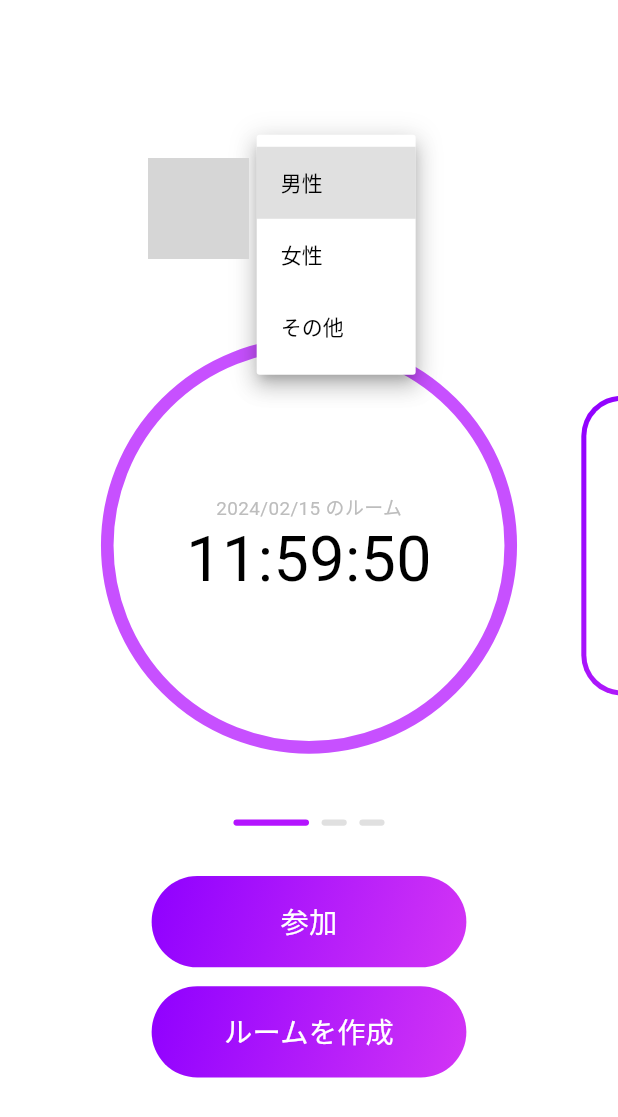
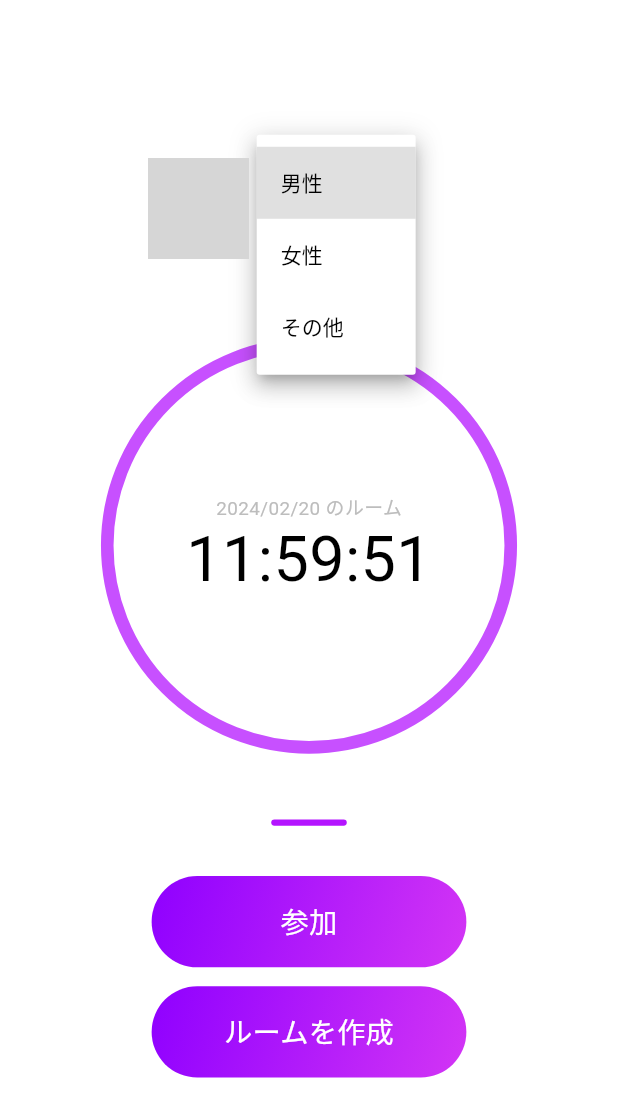
Before and after one commit to sakusaku3939/twelve_hours, a Flutter app: the screen it shows after launch, after a tap on "男性", on a phone screen of 412 x 824 dp. Shown: the top 1117 px of the screen. Run offline on Flutter 3.47's test engine with Material 3 defaults, Android fonts, the phone set to English and light mode, and no system bars; drawn by our look-alikes of expandable_page_view, smooth_page_indicator; our stand-ins replace custom_sliding_segmented_control, firebase_core, flutter_hooks, flutter_riverpod, freezed_annotation, hooks_riverpod and 1 more; accounts and stored records are empty; network calls fail; grey boxes are pictures that could not be loaded.

Commit message:
データベースから動的にルーム情報を取得する処理追加

```diff
--- /dev/null
+++ b/lib/model/database_table.dart
@@ -0,0 +1,42 @@
+abstract class DatabaseTable {
+  DatabaseTable(this.tableName, {required this.id});
+
+  final String tableName;
+  final int id;
+
+  Map<String, dynamic> toMap();
+}
+
+class RoomTable extends DatabaseTable {
+  RoomTable({
+    required id,
+    required this.likeIds,
+    required this.matchedUsers,
+    required this.likedCount,
+    required this.date,
+  }) : super(name, id: id);
+
+  final String likeIds;
+  final String? matchedUsers;
+  final int? likedCount;
+  final DateTime date;
+
+  static const String name = "room_table";
+
+  factory RoomTable.fromMap(Map<String, dynamic> map) => RoomTable(
+    id: map["id"],
+    likeIds: map["likeIds"],
+    matchedUsers: map["matchedUsers"],
+    likedCount: map["likedCount"],
+    date: DateTime.parse(map["date"]).toLocal(),
+  );
+
+  @override
+  Map<String, dynamic> toMap() => {
+    "id": id,
+    "likeIds": likeIds,
+    "matchedUsers": matchedUsers,
+    "likedCount": likedCount,
+    "date": date.toUtc().toIso8601String(),
+  };
+}
--- /dev/null
+++ b/lib/model/sqlite_helper.dart
@@ -0,0 +1,66 @@
+import 'package:sqflite/sqflite.dart';
+import 'package:path/path.dart';
+import 'package:twelve_hours/model/database_table.dart';
+
+class SqliteHelper {
+  static SqliteHelper? _instance;
+  static Database? _database;
+
+  SqliteHelper._();
+
+  factory SqliteHelper() {
+    _instance ??= SqliteHelper._();
+    return _instance!;
+  }
+
+  Future<Database> get database async {
+    if (_database != null) return _database!;
+    _database = await _initDatabase();
+    return _database!;
+  }
+
+  Future<Database> _initDatabase() async {
+    final databasesPath = await getDatabasesPath();
+    final path = join(databasesPath, "Database.db");
+
+    // テスト用
+    // await deleteDatabase(path);
+
+    final database = await openDatabase(
+      path,
+      version: 1,
+      onCreate: (Database db, int version) async {
+        await db.execute('''
+          CREATE TABLE ${RoomTable.name} (
+            id INTEGER PRIMARY KEY,
+            likeIds TEXT NOT NULL,
+            matchedUsers TEXT,
+            likedCount INTEGER,
+            date TEXT NOT NULL
+          )
+          ''');
+        await db.insert(
+          RoomTable.name,
+          RoomTable(
+            id: 0,
+            likeIds: "0,2",
+            matchedUsers: null,
+            likedCount: null,
+            date: DateTime.now(),
+          ).toMap(),
+        );
+      },
+    );
+    return database;
+  }
+
+  Future<int> insert(DatabaseTable table) async {
+    Database db = await _instance!.database;
+    return await db.insert(table.tableName, table.toMap());
+  }
+
+  Future<List<Map<String, dynamic>>> queryAll(String tableName) async {
+    Database db = await _instance!.database;
+    return await db.query(tableName);
+  }
+}
--- a/lib/view/component/progress_timer.dart
+++ b/lib/view/component/progress_timer.dart
@@ -1,10 +1,17 @@
 import 'package:flutter/material.dart';
+import 'package:twelve_hours/model/database_table.dart';
 import 'dart:math' as math;
+import 'package:intl/intl.dart';
 
 import '../../constant/color_palette.dart';
 
 class ProgressTimer extends StatefulWidget {
-  const ProgressTimer({super.key});
+  const ProgressTimer({
+    super.key,
+    required this.room,
+  });
+
+  final RoomTable room;
 
   @override
   ProgressTimerState createState() => ProgressTimerState();
@@ -13,7 +20,7 @@ class ProgressTimer extends StatefulWidget {
 class ProgressTimerState extends State<ProgressTimer>
     with TickerProviderStateMixin {
   late AnimationController controller;
-  DateTime twelveHours = DateTime.now().add(const Duration(hours: 12));
+  final twelveHours = DateTime.now().add(const Duration(hours: 12));
 
   String get timerText {
     Duration duration = controller.duration! * controller.value;
@@ -26,7 +33,7 @@ class ProgressTimerState extends State<ProgressTimer>
   @override
   void initState() {
     super.initState();
-    Duration remainingTime = twelveHours.difference(DateTime.now());
+    Duration remainingTime = twelveHours.difference(widget.room.date);
     if (remainingTime.inSeconds > 0) {
       controller = AnimationController(
         vsync: this,
@@ -75,9 +82,9 @@ class ProgressTimerState extends State<ProgressTimer>
               child: Column(
                 mainAxisSize: MainAxisSize.min,
                 children: [
-                  const Text(
-                    "2024/02/15 のルーム",
-                    style: TextStyle(
+                  Text(
+                    "${DateFormat('yyyy/MM/dd').format(widget.room.date)} のルーム",
+                    style: const TextStyle(
                       fontSize: 12,
                       height: 1.3,
                       color: ColorPalette.lightGray,
--- a/lib/view/home.dart
+++ b/lib/view/home.dart
@@ -10,6 +10,7 @@ import 'package:twelve_hours/constant/main_area.dart';
 import 'package:twelve_hours/view/component/result_card.dart';
 import 'package:twelve_hours/view/id_input_view.dart';
 import 'package:twelve_hours/view/member_voting_view.dart';
+import 'package:twelve_hours/viewmodel/room_card/room_card_viewmodel.dart';
 
 import 'component/gradient_button.dart';
 import 'component/progress_timer.dart';
@@ -38,7 +39,7 @@ class Home extends HookConsumerWidget {
                       mainAxisSize: MainAxisSize.min,
                       children: [
                         _profile(),
-                        _carousel(),
+                        _carousel(ref),
                         GradientButton(
                           "参加",
                           onPressed: () => Navigator.push(
@@ -110,20 +111,22 @@ class Home extends HookConsumerWidget {
     );
   }
 
-  Widget _carousel() {
+  Widget _carousel(WidgetRef ref) {
     final carouselController = PageController(viewportFraction: 0.7);
+    final rooms = ref.watch(roomCardProvider).rooms;
     return Padding(
       padding: const EdgeInsets.symmetric(vertical: 32),
       child: Column(
         mainAxisSize: MainAxisSize.min,
         children: [
-          ExpandablePageView.builder(
+          ref.watch(roomCardProvider).rooms.isNotEmpty
+              ? ExpandablePageView.builder(
                   controller: carouselController,
                   clipBehavior: Clip.none,
-            itemCount: 3,
+                  itemCount: rooms.length,
                   itemBuilder: (_, index) {
                     if (!carouselController.position.haveDimensions) {
-                return const SizedBox();
+                      return const SizedBox(height: 300);
                     }
                     return Stack(
                       alignment: Alignment.center,
@@ -134,21 +137,23 @@ class Home extends HookConsumerWidget {
                           builder: (_, __) => Transform.scale(
                             scale: max(
                               0.8,
-                        (1 - (carouselController.page! - index).abs() / 2),
+                              (1 -
+                                  (carouselController.page! - index).abs() / 2),
                             ),
                             child: index == 0
-                          ? const ProgressTimer()
+                                ? ProgressTimer(room: rooms[index])
                                 : const ResultCard(),
                           ),
                         ),
                       ],
                     );
                   },
-          ),
+                )
+              : const SizedBox(height: 300),
           const SizedBox(height: 24),
           SmoothPageIndicator(
             controller: carouselController,
-            count: 3,
+            count: rooms.length,
             effect: const ExpandingDotsEffect(
               dotColor: ColorPalette.whiteGray,
               activeDotColor: ColorPalette.darkPink,
--- a/lib/viewmodel/progress_timer/progress_timer_state/progress_timer_state.dart
+++ /dev/null
@@ -1,11 +0,0 @@
-import 'package:flutter/animation.dart';
-import 'package:freezed_annotation/freezed_annotation.dart';
-
-part 'progress_timer_state.freezed.dart';
-
-@freezed
-class ProgressTimerState with _$ProgressTimerState {
-  const factory ProgressTimerState({
-    required AnimationController? controller,
-  }) = _ProgressTimerState;
-}
--- a/lib/viewmodel/progress_timer/progress_timer_viewmodel.dart
+++ /dev/null
@@ -1,22 +0,0 @@
-import 'package:flutter_riverpod/flutter_riverpod.dart';
-
-import 'progress_timer_state/progress_timer_state.dart';
-
-final progressTimerProvider = StateNotifierProvider.autoDispose<
-    ProgressTimerViewModel, ProgressTimerState>(
-  (ref) => ProgressTimerViewModel(ref),
-);
-
-class ProgressTimerViewModel extends StateNotifier<ProgressTimerState> {
-  final Ref ref;
-  final recordedTime = DateTime.now().subtract(const Duration(hours: 1));
-
-  ProgressTimerViewModel(this.ref)
-      : super(const ProgressTimerState(
-          controller: null,
-        )) {
-    init();
-  }
-
-  void init() {}
-}
--- /dev/null
+++ b/lib/viewmodel/room_card/room_card_state/room_card_state.dart
@@ -0,0 +1,11 @@
+import 'package:freezed_annotation/freezed_annotation.dart';
+import 'package:twelve_hours/model/database_table.dart';
+
+part 'room_card_state.freezed.dart';
+
+@freezed
+class RoomCardState with _$RoomCardState {
+  const factory RoomCardState({
+    required List<RoomTable> rooms,
+  }) = _RoomCardState;
+}
--- /dev/null
+++ b/lib/viewmodel/room_card/room_card_viewmodel.dart
@@ -0,0 +1,28 @@
+import 'package:flutter_riverpod/flutter_riverpod.dart';
+import 'package:twelve_hours/model/database_table.dart';
+
+import '../../model/sqlite_helper.dart';
+import 'room_card_state/room_card_state.dart';
+
+final roomCardProvider =
+    StateNotifierProvider.autoDispose<RoomCardViewModel, RoomCardState>(
+  (ref) => RoomCardViewModel(ref),
+);
+
+class RoomCardViewModel extends StateNotifier<RoomCardState> {
+  final Ref ref;
+  final _sqlite = SqliteHelper();
+
+  RoomCardViewModel(this.ref)
+      : super(const RoomCardState(
+          rooms: [],
+        )) {
+    init();
+  }
+
+  Future<void> init() async {
+    final res = await _sqlite.queryAll(RoomTable.name);
+    final roomList = res.map((row) => RoomTable.fromMap(row)).toList();
+    state = state.copyWith(rooms: roomList);
+  }
+}
--- a/pubspec.yaml
+++ b/pubspec.yaml
@@ -24,6 +24,7 @@ dependencies:
   smooth_page_indicator: ^1.1.0
   flutter_launcher_icons: ^0.13.1
   firebase_core: ^2.24.2
+  sqflite: ^2.3.2
 
 dev_dependencies:
   flutter_test:
```
Also changed, not shown: lib/viewmodel/progress_timer/progress_timer_state/progress_timer_state.freezed.dart (deleted), lib/viewmodel/room_card/room_card_state/room_card_state.freezed.dart (added), pubspec.lock. Lines whose indentation alone changed are shown as unchanged.
